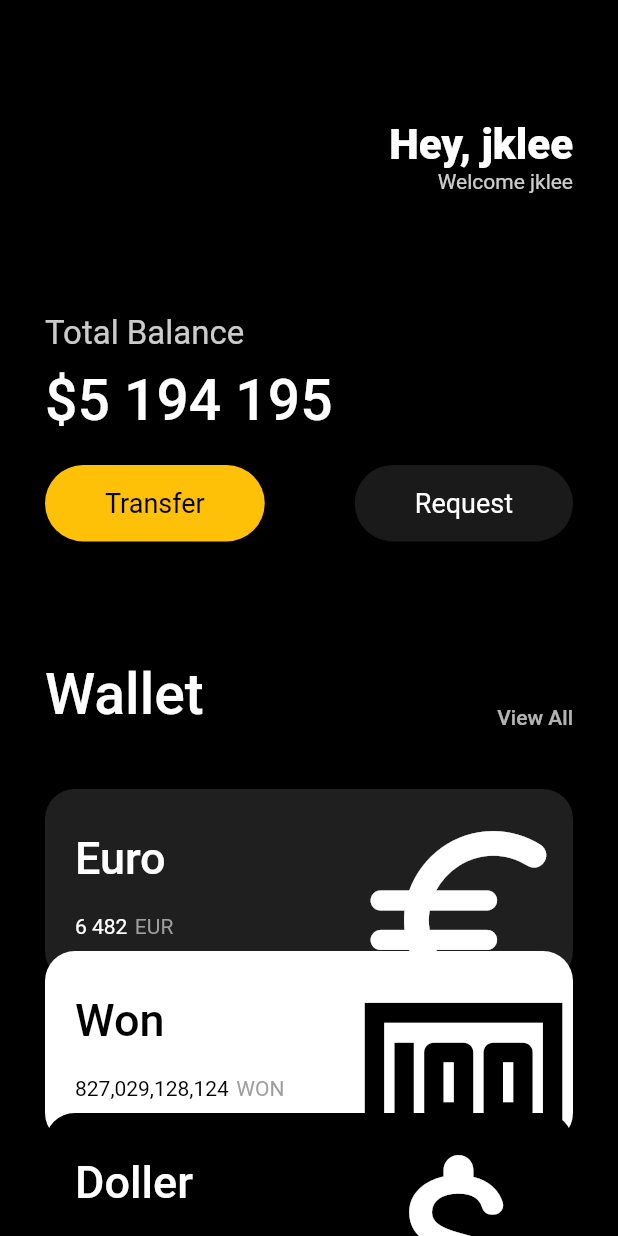
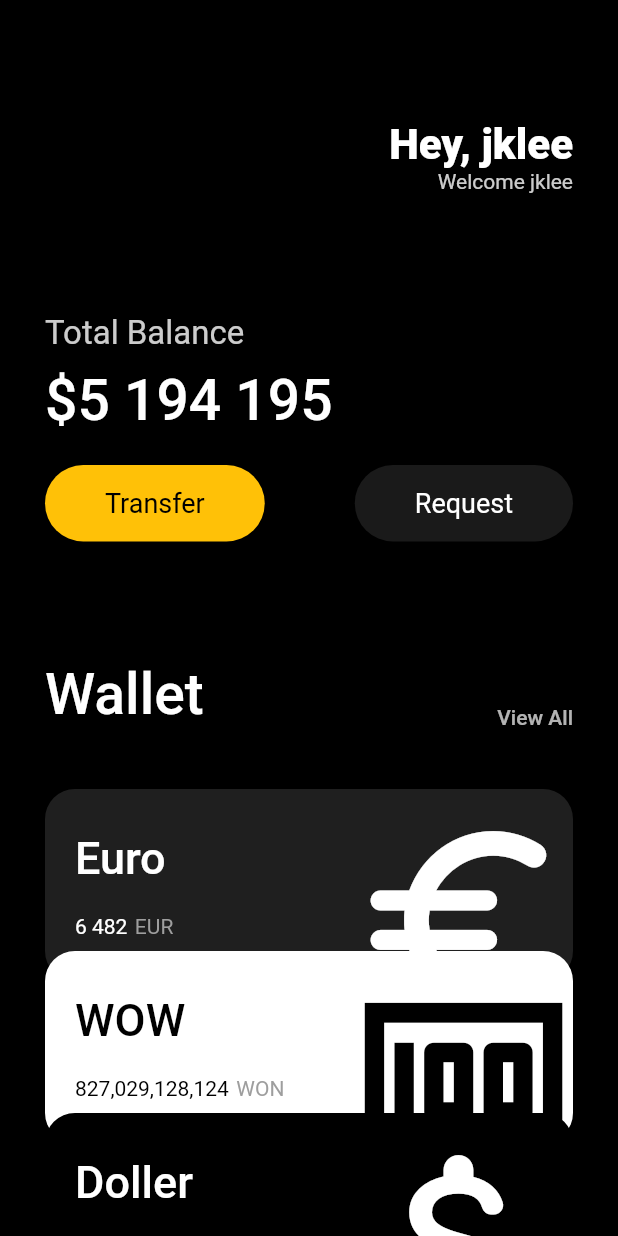
Before and after one commit to ilhanunguozi/flutter_account, a Flutter app: the screen it shows after launch, on a phone screen of 412 x 824 dp. Run offline on Flutter 3.47's test engine with Material 2 defaults, Android fonts, the phone set to English and light mode, and no system bars.

Commit message:
commit test

```diff
--- a/lib/main.dart
+++ b/lib/main.dart
@@ -116,7 +116,7 @@ class App extends StatelessWidget {
                         seq: 0,
                       ),
                       CurrencyCard(
-                        currencyName: 'Won',
+                        currencyName: 'WOW',
                         currencyCode: 'WON',
                         amount: '827,029,128,124',
                         cardBgColor: Colors.white,
```
